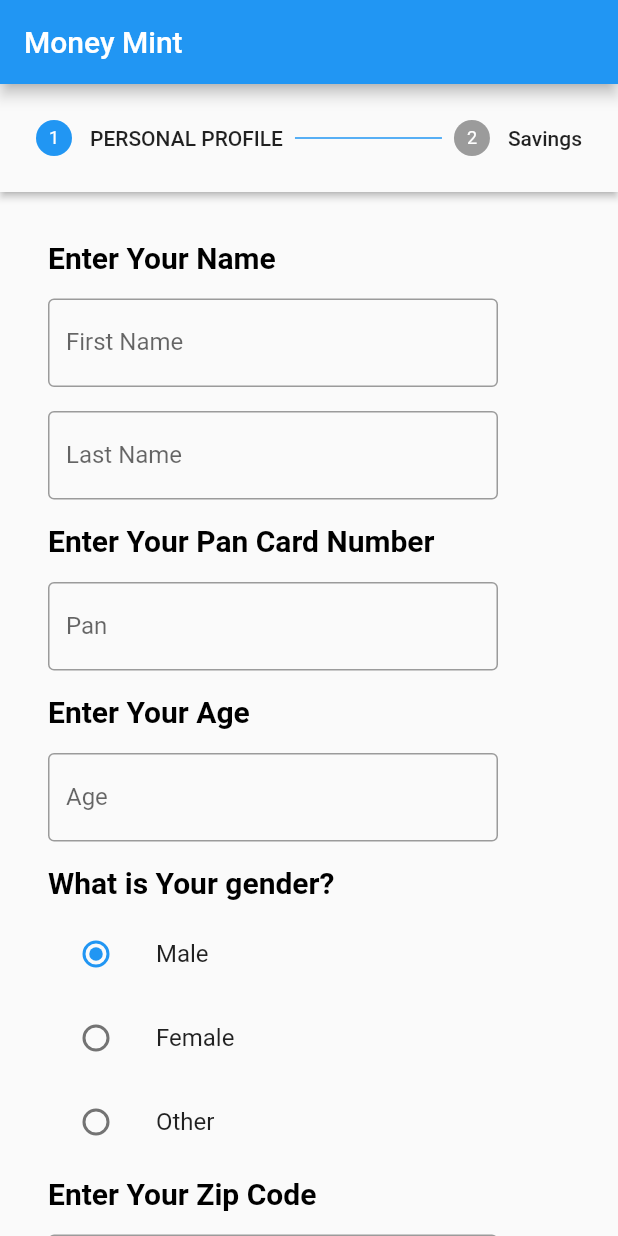
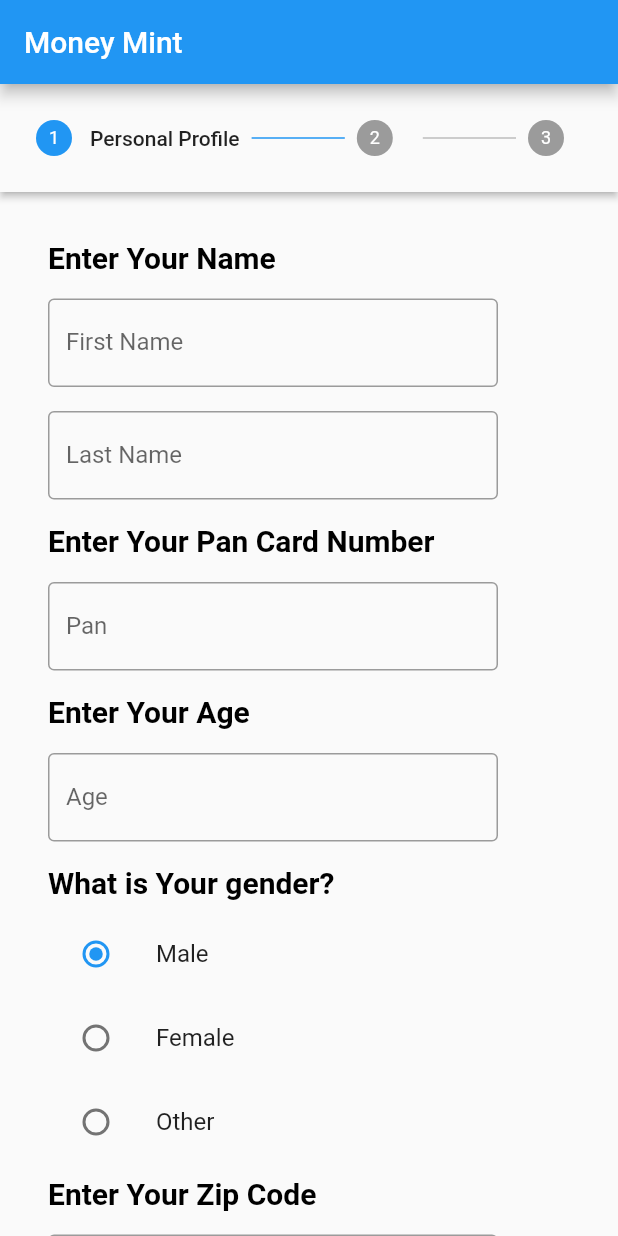
Before and after one commit to abinash134/Bankcom, a Flutter app: the screen it shows after launch, on a phone screen of 412 x 824 dp. Run offline on Flutter 3.47's test engine with Material 2 defaults, Android fonts, the phone set to English and light mode, and no system bars.

Commit message:
savings started

```diff
--- a/bankcom/lib/steps_body/personalProfileBody.dart
+++ b/bankcom/lib/steps_body/personalProfileBody.dart
@@ -44,7 +44,7 @@ class _PersonalProfileBodyState extends State<PersonalProfileBody> {
   TextEditingController _zipController = TextEditingController();
   TextEditingController _spouseageController = TextEditingController();
  void formvalidator(){
-    if (_formKey.currentState!.validate()) {
+    if (_personalformKey.currentState!.validate()) {
       // If the form is valid, display a snackbar. In the real world,
       // you'd often call a server or save the information in a database.
       ScaffoldMessenger.of(context).showSnackBar(
@@ -52,7 +52,7 @@ class _PersonalProfileBodyState extends State<PersonalProfileBody> {
       );
     }
   }
-  final _formKey = GlobalKey<FormState>();
+  final _personalformKey = GlobalKey<FormState>();
  Gender? _genderGroup = Gender.Male;
  Married? _marriedgorup = Married.yes;
   @override
@@ -60,7 +60,7 @@ class _PersonalProfileBodyState extends State<PersonalProfileBody> {
     return SingleChildScrollView(
       scrollDirection: Axis.vertical,
       child: Form(
-        key: _formKey,
+        key: _personalformKey,
         child: Column(
           crossAxisAlignment: CrossAxisAlignment.start,
           children: <Widget>[
--- a/bankcom/lib/userinput.dart
+++ b/bankcom/lib/userinput.dart
@@ -1,4 +1,5 @@
 import 'package:bankcom/steps_body/personalProfileBody.dart';
+import 'package:bankcom/steps_body/savingProfileBody.dart';
 import 'package:flutter/material.dart';
 
 class UserInput extends StatefulWidget {
@@ -11,7 +12,7 @@ class UserInput extends StatefulWidget {
 class _UserInputState extends State<UserInput> {
   PersonalProfileBody pb = PersonalProfileBody();
   int _index = 0;
-  List<String> mainsteps = ["personalProfile","savings"];
+  List<String> mainsteps = ["personalProfile","savings","spendinganddebt"];
   List<Function> confirmFuncs = [];
   @override
   Widget build(BuildContext context) {
@@ -26,15 +27,18 @@ class _UserInputState extends State<UserInput> {
         }
       },
       onStepContinue: () {
-        if (_index <= 0) {
+        print(_index);
+        if (_index <= mainsteps.length) {
           setState(() {
             _index += 1;
+            print(_index);
           });
         }
       },
       steps: <Step>[
         personalProfile(mainsteps.indexOf("personalProfile")==_index),
         savingsProfile(mainsteps.indexOf("savings")==_index),
+        spendinganddebtProfile(mainsteps.indexOf("spendinganddebt")==_index)
       ],
     );
   }
@@ -44,14 +48,21 @@ class _UserInputState extends State<UserInput> {
 Step personalProfile(bool isactive){
   return Step(
     isActive:isactive,
-    title: const Text('PERSONAL PROFILE'),
+    title: isactive?Text('Personal Profile'):Container(),
     content: PersonalProfileBody(),
   );
 }
 Step savingsProfile(bool isactive){
   return Step(
     isActive:isactive,
-    title: Text('Savings'),
-    content: Text('Content for Step 2'),
+    title: isactive?Text('Savings'):Container(),
+    content:SavingProfileBody(),
   );
 }
+Step spendinganddebtProfile(bool isactive){
+  return Step(
+    isActive:isactive,
+    title: isactive?Text('Spending And Debt'):Container(),
+    content:SavingProfileBody(),
+  );
+}
```
Also changed, not shown: bankcom/lib/steps_body/savingProfileBody.dart (added, +41 -0 lines).
